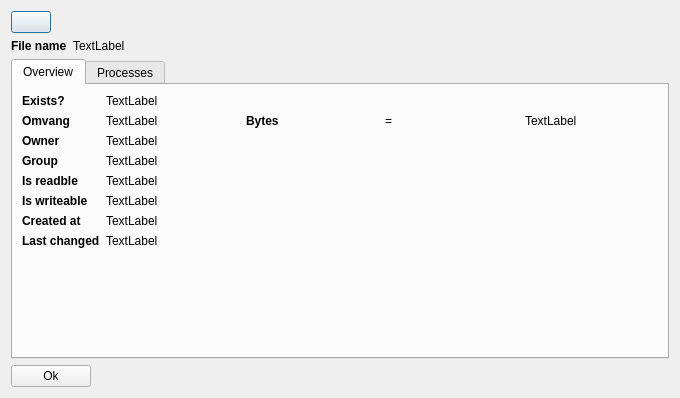
The window that ui/fileinfo.ui (iddekingej/ofgui) describes before a commit, drawn with Qt 5.
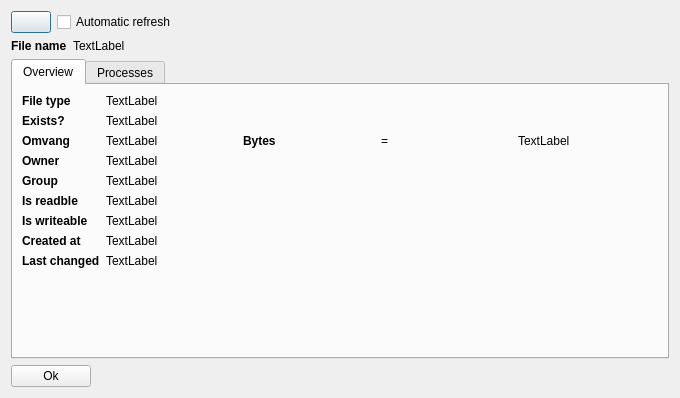
The same window after the commit. Icons and pictures are not drawn.

The edit to the form file:
```diff
--- a/ui/fileinfo.ui
+++ b/ui/fileinfo.ui
@@ -36,6 +36,13 @@
        </property>
       </widget>
      </item>
+     <item>
+      <widget class="QCheckBox" name="autorefresh">
+       <property name="text">
+        <string>Automatic refresh</string>
+       </property>
+      </widget>
+     </item>
      <item>
       <spacer name="horizontalSpacer">
        <property name="orientation">
@@ -95,8 +102,30 @@
       </attribute>
       <layout class="QVBoxLayout" name="verticalLayout_2">
        <item>
+        <widget class="QWidget" name="fileSummary" native="true">
+         <layout class="QVBoxLayout" name="verticalLayout_4">
+          <property name="leftMargin">
+           <number>0</number>
+          </property>
+          <property name="topMargin">
+           <number>0</number>
+          </property>
+          <item>
         <layout class="QFormLayout" name="formLayout">
          <item row="1" column="0">
+             <widget class="QLabel" name="label_12">
+              <property name="font">
+               <font>
+                <weight>75</weight>
+                <bold>true</bold>
+               </font>
+              </property>
+              <property name="text">
+               <string>File type</string>
+              </property>
+             </widget>
+            </item>
+            <item row="2" column="0">
           <widget class="QLabel" name="label_3">
            <property name="font">
             <font>
@@ -109,14 +138,14 @@
            </property>
           </widget>
          </item>
-         <item row="1" column="1">
+            <item row="2" column="1">
           <widget class="QLabel" name="labelFileExists">
            <property name="text">
             <string>TextLabel</string>
            </property>
           </widget>
          </item>
-         <item row="2" column="0">
+            <item row="3" column="0">
           <widget class="QLabel" name="label_2">
            <property name="font">
             <font>
@@ -129,7 +158,7 @@
            </property>
           </widget>
          </item>
-         <item row="2" column="1">
+            <item row="3" column="1">
           <layout class="QHBoxLayout" name="horizontalLayout">
            <property name="leftMargin">
             <number>0</number>
@@ -170,7 +199,7 @@
            </item>
           </layout>
          </item>
-         <item row="3" column="0">
+            <item row="4" column="0">
           <widget class="QLabel" name="label_6">
            <property name="font">
             <font>
@@ -183,14 +212,14 @@
            </property>
           </widget>
          </item>
-         <item row="3" column="1">
+            <item row="4" column="1">
           <widget class="QLabel" name="labelOwner">
            <property name="text">
             <string>TextLabel</string>
            </property>
           </widget>
          </item>
-         <item row="4" column="0">
+            <item row="5" column="0">
           <widget class="QLabel" name="label_7">
            <property name="font">
             <font>
@@ -203,14 +232,14 @@
            </property>
           </widget>
          </item>
-         <item row="4" column="1">
+            <item row="5" column="1">
           <widget class="QLabel" name="labelGroup">
            <property name="text">
             <string>TextLabel</string>
            </property>
           </widget>
          </item>
-         <item row="5" column="0">
+            <item row="6" column="0">
           <widget class="QLabel" name="label_8">
            <property name="font">
             <font>
@@ -223,14 +252,14 @@
            </property>
           </widget>
          </item>
-         <item row="5" column="1">
+            <item row="6" column="1">
           <widget class="QLabel" name="labelReadable">
            <property name="text">
             <string>TextLabel</string>
            </property>
           </widget>
          </item>
-         <item row="6" column="0">
+            <item row="7" column="0">
           <widget class="QLabel" name="label_9">
            <property name="font">
             <font>
@@ -243,14 +272,14 @@
            </property>
           </widget>
          </item>
-         <item row="6" column="1">
+            <item row="7" column="1">
           <widget class="QLabel" name="labelWriteable">
            <property name="text">
             <string>TextLabel</string>
            </property>
           </widget>
          </item>
-         <item row="7" column="0">
+            <item row="8" column="0">
           <widget class="QLabel" name="label_10">
            <property name="font">
             <font>
@@ -263,14 +292,14 @@
            </property>
           </widget>
          </item>
-         <item row="7" column="1">
+            <item row="8" column="1">
           <widget class="QLabel" name="labelCreatedAt">
            <property name="text">
             <string>TextLabel</string>
            </property>
           </widget>
          </item>
-         <item row="8" column="0">
+            <item row="9" column="0">
           <widget class="QLabel" name="label_11">
            <property name="font">
             <font>
@@ -283,14 +312,24 @@
            </property>
           </widget>
          </item>
-         <item row="8" column="1">
+            <item row="9" column="1">
           <widget class="QLabel" name="labeLastChanged">
            <property name="text">
             <string>TextLabel</string>
            </property>
           </widget>
          </item>
-        </layout>
+            <item row="1" column="1">
+             <widget class="QLabel" name="labelType">
+              <property name="text">
+               <string>TextLabel</string>
+              </property>
+             </widget>
+            </item>
+           </layout>
+          </item>
+         </layout>
+        </widget>
        </item>
       </layout>
      </widget>
```
Lines whose indentation alone changed are shown as unchanged.
